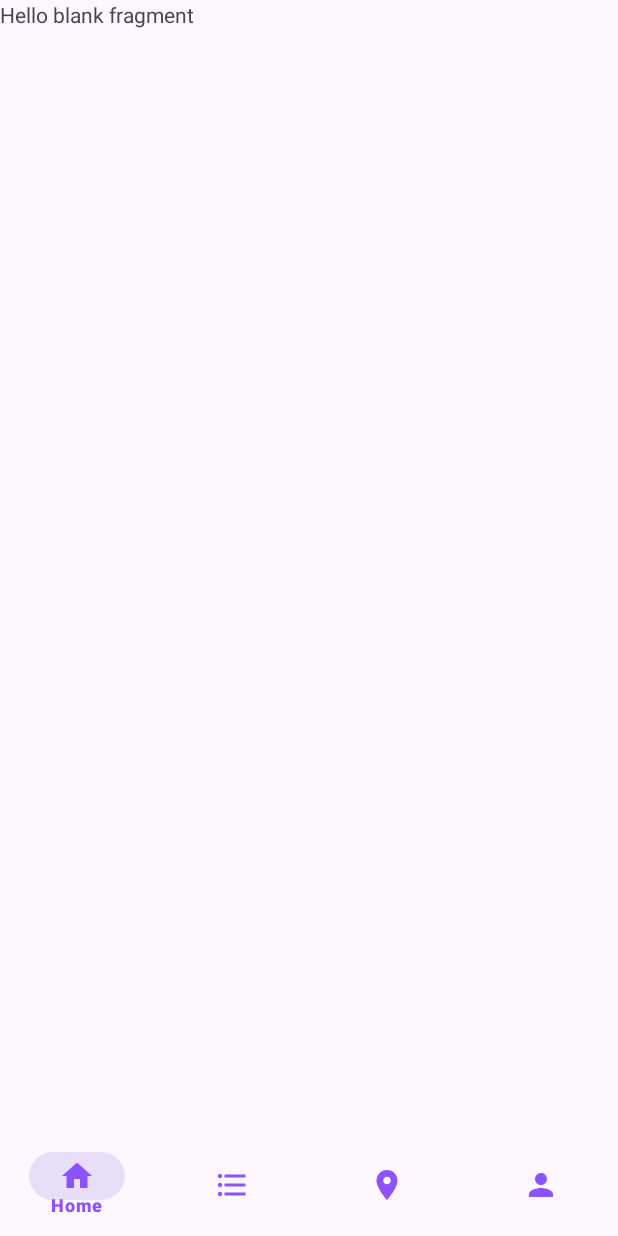
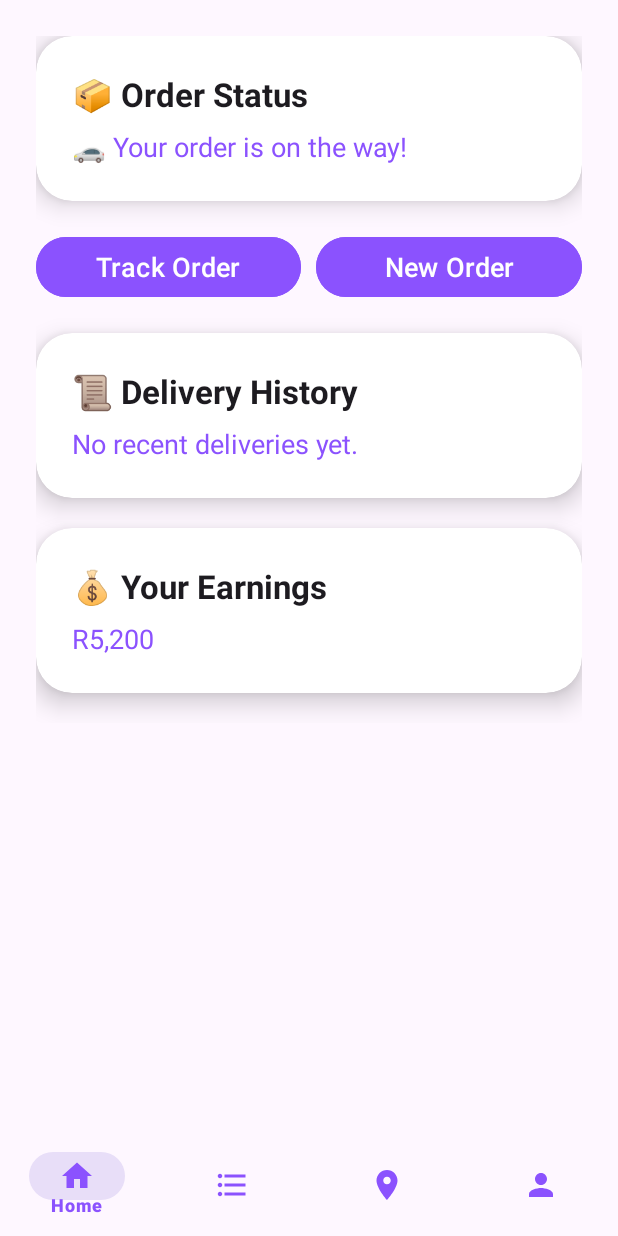
Before and after one commit to EbMoe/My-Projects, an Android app: the screen it shows after launch (MainActivity), on a phone screen of 412 x 824 dp. Run offline under Robolectric (Android 15) with nearby library versions, the phone set to English and light mode, and no system bars; our stand-ins replace navigation-ui.

Commit message:
UI Home Screen

```diff
--- a/AlphaDelivery/app/build.gradle.kts
+++ b/AlphaDelivery/app/build.gradle.kts
@@ -58,4 +58,6 @@ dependencies {
     // Add Google Maps SDK
     implementation("com.google.android.gms:play-services-maps:19.0.0")
     implementation("com.google.android.gms:play-services-location:21.3.0")
+
+    implementation ("com.airbnb.android:lottie:5.0.0")
 }
--- a/AlphaDelivery/app/src/main/AndroidManifest.xml
+++ b/AlphaDelivery/app/src/main/AndroidManifest.xml
@@ -12,8 +12,8 @@
         android:allowBackup="true"
         android:dataExtractionRules="@xml/data_extraction_rules"
         android:fullBackupContent="@xml/backup_rules"
-        android:icon="@mipmap/ic_launcher"
-        android:roundIcon="@mipmap/ic_launcher_round"
+        android:icon="@drawable/icon"
+        android:roundIcon="@drawable/icon"
         android:label="@string/app_name"
         android:supportsRtl="true"
         android:theme="@style/Theme.AlphaDelivery"
--- /dev/null
+++ b/AlphaDelivery/app/src/main/res/drawable/baseline_person_2_24.xml
@@ -0,0 +1,6 @@
+<vector android:height="24dp" android:tint="#000000"
+    android:viewportHeight="24" android:viewportWidth="24"
+    android:width="24dp" xmlns:android="http://schemas.android.com/apk/res/android">
+    <path android:fillColor="@android:color/white" android:pathData="M18.39,14.56C16.71,13.7 14.53,13 12,13c-2.53,0 -4.71,0.7 -6.39,1.56C4.61,15.07 4,16.1 4,17.22V20h16v-2.78C20,16.1 19.39,15.07 18.39,14.56z"/>
+    <path android:fillColor="@android:color/white" android:pathData="M9.78,12h4.44c1.21,0 2.14,-1.06 1.98,-2.26l-0.32,-2.45C15.57,5.39 13.92,4 12,4S8.43,5.39 8.12,7.29L7.8,9.74C7.64,10.94 8.57,12 9.78,12z"/>
+</vector>
--- /dev/null
+++ b/AlphaDelivery/app/src/main/res/drawable/circular_shape.xml
@@ -0,0 +1,5 @@
+<?xml version="1.0" encoding="utf-8"?>
+<shape xmlns:android="http://schemas.android.com/apk/res/android">
+    <solid android:color="#ffffff"/>
+    <corners android:radius="60dp"/>
+</shape>
--- /dev/null
+++ b/AlphaDelivery/app/src/main/res/drawable/glass_background.xml
@@ -0,0 +1,8 @@
+<layer-list xmlns:android="http://schemas.android.com/apk/res/android">
+    <item>
+        <shape android:shape="rectangle">
+            <solid android:color="#CCFFFFFF"/> <!-- 80% transparent white -->
+            <corners android:radius="24dp"/>
+        </shape>
+    </item>
+</layer-list>
--- a/AlphaDelivery/app/src/main/res/layout/fragment_home.xml
+++ b/AlphaDelivery/app/src/main/res/layout/fragment_home.xml
@@ -1,14 +1,151 @@
 <?xml version="1.0" encoding="utf-8"?>
-<FrameLayout xmlns:android="http://schemas.android.com/apk/res/android"
-    xmlns:tools="http://schemas.android.com/tools"
+<androidx.core.widget.NestedScrollView xmlns:android="http://schemas.android.com/apk/res/android"
     android:layout_width="match_parent"
     android:layout_height="match_parent"
-    tools:context=".fragment_home">
+    xmlns:app="http://schemas.android.com/apk/res-auto"
+    android:padding="24dp"
+    android:clipToPadding="false">
 
-    <!-- TODO: Update blank fragment layout -->
-    <TextView
+    <LinearLayout
+        android:orientation="vertical"
         android:layout_width="match_parent"
-        android:layout_height="match_parent"
-        android:text="@string/hello_blank_fragment" />
+        android:layout_height="wrap_content"
+        android:gravity="center"
+        android:spacing="20dp">
 
-</FrameLayout>
+        <!-- Order Status Card -->
+        <androidx.cardview.widget.CardView
+            android:layout_width="match_parent"
+            android:layout_height="wrap_content"
+            app:cardCornerRadius="24dp"
+            app:cardElevation="10dp"
+            android:background="@drawable/glass_background"
+            android:layout_marginBottom="20dp">
+
+            <LinearLayout
+                android:layout_width="match_parent"
+                android:layout_height="wrap_content"
+                android:orientation="vertical"
+                android:padding="24dp">
+
+                <TextView
+                    android:layout_width="wrap_content"
+                    android:layout_height="wrap_content"
+                    android:text="📦 Order Status"
+                    android:textSize="22sp"
+                    android:textStyle="bold"
+                    android:textColor="?attr/colorOnSurface" />
+
+                <TextView
+                    android:id="@+id/order_status"
+                    android:layout_width="wrap_content"
+                    android:layout_height="wrap_content"
+                    android:text="🚗 Your order is on the way!"
+                    android:textSize="18sp"
+                    android:textColor="#8B52FE"
+                    android:layout_marginTop="8dp"/>
+            </LinearLayout>
+        </androidx.cardview.widget.CardView>
+
+        <!-- Action Buttons -->
+        <LinearLayout
+            android:layout_width="match_parent"
+            android:layout_height="wrap_content"
+            android:orientation="horizontal"
+            android:gravity="center"
+            android:layout_marginBottom="20dp">
+
+            <com.google.android.material.button.MaterialButton
+                android:id="@+id/btn_track_order"
+                android:layout_width="0dp"
+                android:layout_height="wrap_content"
+                android:layout_weight="1"
+                android:text="Track Order"
+                android:textSize="18sp"
+                android:backgroundTint="#8B52FE"
+                android:textColor="@android:color/white"
+                app:cornerRadius="50dp"
+                android:layout_marginEnd="10dp"/>
+
+            <com.google.android.material.button.MaterialButton
+                android:id="@+id/btn_new_order"
+                android:layout_width="0dp"
+                android:layout_height="wrap_content"
+                android:layout_weight="1"
+                android:text="New Order"
+                android:textSize="18sp"
+                android:backgroundTint="#8B52FE"
+                android:textColor="@android:color/white"
+                app:cornerRadius="50dp"/>
+        </LinearLayout>
+
+        <!-- Delivery History Card -->
+        <androidx.cardview.widget.CardView
+            android:layout_width="match_parent"
+            android:layout_height="wrap_content"
+            app:cardCornerRadius="24dp"
+            app:cardElevation="10dp"
+            android:background="@drawable/glass_background"
+            android:layout_marginBottom="20dp">
+
+            <LinearLayout
+                android:layout_width="match_parent"
+                android:layout_height="wrap_content"
+                android:orientation="vertical"
+                android:padding="24dp">
+
+                <TextView
+                    android:layout_width="wrap_content"
+                    android:layout_height="wrap_content"
+                    android:text="📜 Delivery History"
+                    android:textSize="22sp"
+                    android:textStyle="bold"
+                    android:textColor="?attr/colorOnSurface" />
+
+                <TextView
+                    android:id="@+id/delivery_history"
+                    android:layout_width="wrap_content"
+                    android:layout_height="wrap_content"
+                    android:text="No recent deliveries yet."
+                    android:textSize="18sp"
+                    android:textColor="#8B52FE"
+                    android:layout_marginTop="8dp"/>
+            </LinearLayout>
+        </androidx.cardview.widget.CardView>
+
+        <!-- Earnings Card -->
+        <androidx.cardview.widget.CardView
+            android:layout_width="match_parent"
+            android:layout_height="wrap_content"
+            app:cardCornerRadius="24dp"
+            app:cardElevation="10dp"
+            android:background="@drawable/glass_background"
+            android:layout_marginBottom="20dp">
+
+            <LinearLayout
+                android:layout_width="match_parent"
+                android:layout_height="wrap_content"
+                android:orientation="vertical"
+                android:padding="24dp">
+
+                <TextView
+                    android:layout_width="wrap_content"
+                    android:layout_height="wrap_content"
+                    android:text="💰 Your Earnings"
+                    android:textSize="22sp"
+                    android:textStyle="bold"
+                    android:textColor="?attr/colorOnSurface" />
+
+                <TextView
+                    android:id="@+id/earnings_value"
+                    android:layout_width="wrap_content"
+                    android:layout_height="wrap_content"
+                    android:text="R5,200"
+                    android:textSize="18sp"
+                    android:textColor="#8B52FE"
+                    android:layout_marginTop="8dp"/>
+            </LinearLayout>
+        </androidx.cardview.widget.CardView>
+
+    </LinearLayout>
+</androidx.core.widget.NestedScrollView>
```
Also changed, not shown: AlphaDelivery/app/src/main/res/drawable/icon.png (added).
